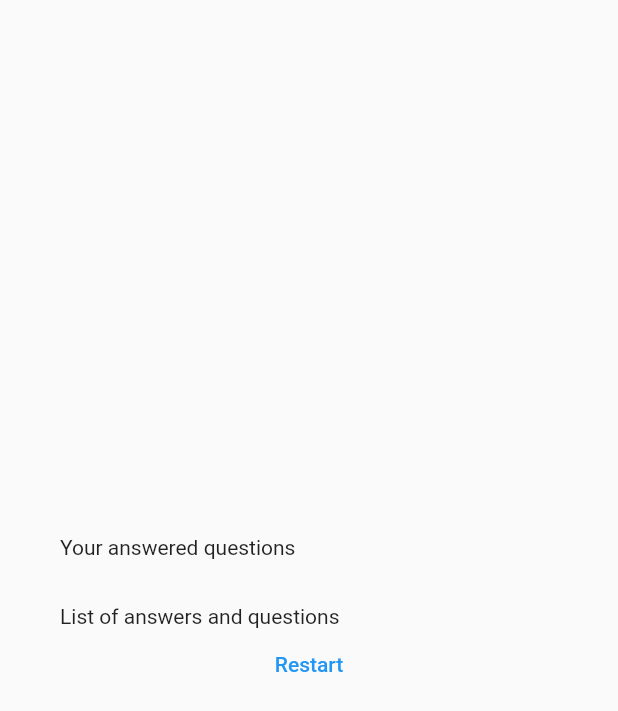
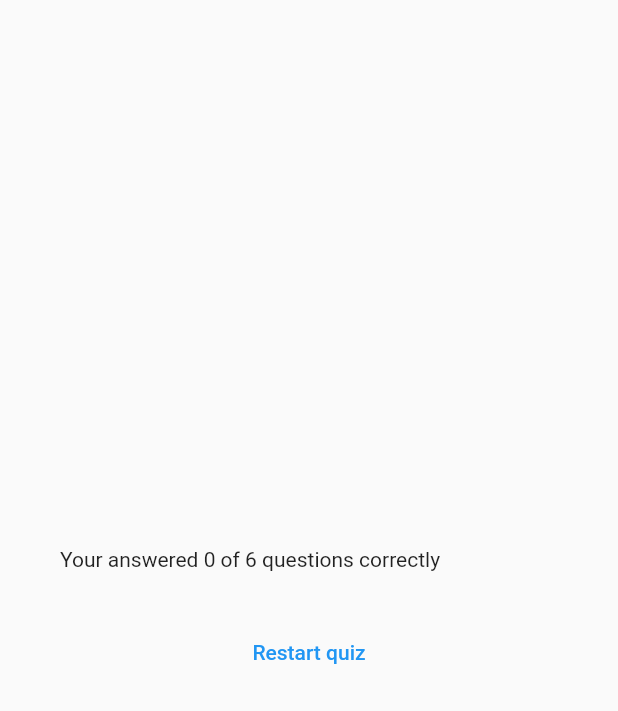
Before and after one commit to alvdev/mobile-apps, a Flutter app: the ResultsScreen widget shown alone on an empty page, opened directly with empty values, on a phone screen of 412 x 824 dp. Shown: the top 711 px of the screen. Run offline on Flutter 3.47's test engine with Material 2 defaults, Android fonts, the phone set to English and light mode, and no system bars; our stand-ins replace cloud_firestore, firebase_auth, firebase_core, font_awesome_flutter, google_fonts, google_sign_in and 2 more; accounts and stored records are empty; network calls fail.

Commit message:
add questions and answers to the summary screen

```diff
--- a/quiz/lib/quiz.dart
+++ b/quiz/lib/quiz.dart
@@ -24,7 +24,6 @@ class _QuizState extends State<Quiz> {
     if (selectedQuestions.length == questions.length) {
       setState(
         () {
-          selectedQuestions = [];
           activeScreen = 'results-screen';
         },
       );
--- a/quiz/lib/results_screen.dart
+++ b/quiz/lib/results_screen.dart
@@ -1,10 +1,11 @@
 import 'package:flutter/material.dart';
+import 'dart:developer';
 
 import 'package:quiz/data/questions.dart';
+import 'package:quiz/summary.dart';
 
 class ResultsScreen extends StatelessWidget {
   const ResultsScreen({super.key, required this.chosenQuestions});
-
   final List<String> chosenQuestions;
 
   List<Map<String, Object>> getSummary() {
@@ -14,7 +15,7 @@ class ResultsScreen extends StatelessWidget {
       summary.add(
         {
           'question_index': i,
-          'question': chosenQuestions[i],
+          'question': questions[i].question,
           'correct_answer': questions[i].answers[0],
           'user_answer': chosenQuestions[i],
         },
@@ -26,6 +27,12 @@ class ResultsScreen extends StatelessWidget {
 
   @override
   Widget build(BuildContext context) {
+    final summaryData = getSummary();
+    final totalQuestions = questions.length;
+    final totalCorrect = summaryData
+        .where((data) => data['correct_answer'] == data['user_answer'])
+        .length;
+
     return Center(
       child: Container(
         margin: const EdgeInsets.all(40),
@@ -33,12 +40,13 @@ class ResultsScreen extends StatelessWidget {
           mainAxisAlignment: MainAxisAlignment.center,
           crossAxisAlignment: CrossAxisAlignment.stretch,
           children: [
-            const Text('Your answered questions'),
+            Text(
+                'Your answered $totalCorrect of $totalQuestions questions correctly'),
             const SizedBox(height: 30),
-            const Text('List of answers and questions'),
+            Summary(summaryData),
             TextButton(
               onPressed: () {},
-              child: const Text('Restart'),
+              child: const Text('Restart quiz'),
             ),
           ],
         ),
--- a/quiz/lib/summary.dart
+++ b/quiz/lib/summary.dart
@@ -11,7 +11,14 @@ class Summary extends StatelessWidget {
       children: summaryData
           .map((data) => Row(
                 children: [
-                  Text(((data['question'] as int) + 1).toString()),
+                  Text(((data['question_index'] as int) + 1).toString()),
+                  Expanded(
+                    child: Column(children: [
+                      Text(data['question'] as String),
+                      const SizedBox(height: 20),
+                      Text(data['user_answer'] as String),
+                    ]),
+                  )
                 ],
               ))
           .toList(),
```
